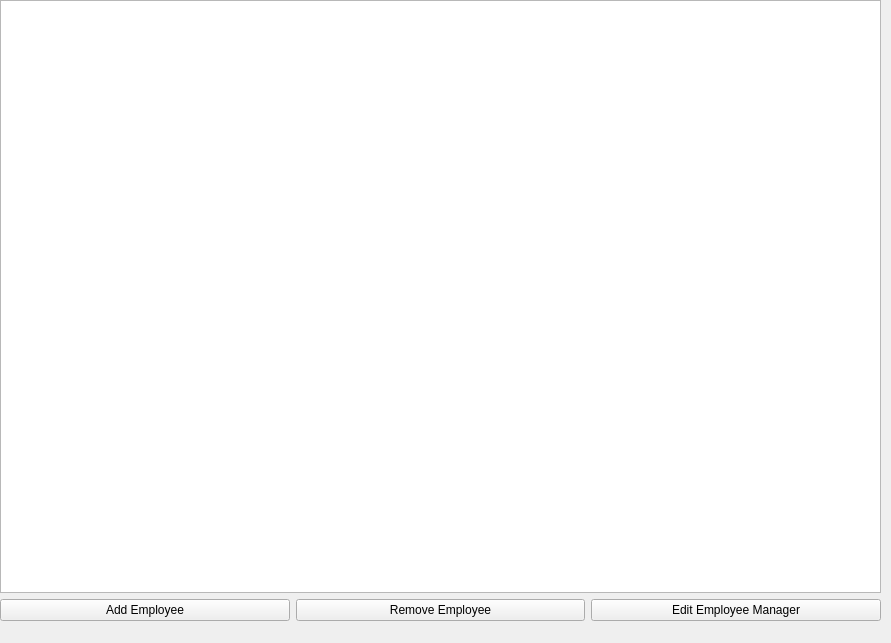
Above: forms/employees.ui from KaleTEvans/QTEmployeeTracker before the change. Below: the same form after it.
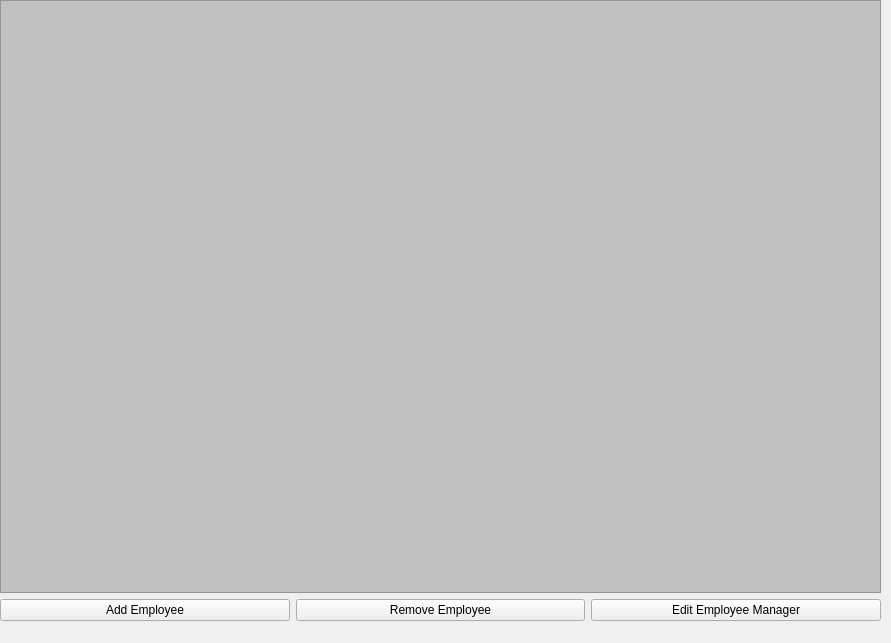
That is the form after the change.

Commit message: completed add employee functionality

Patch:
```diff
--- a/forms/employees.ui
+++ b/forms/employees.ui
@@ -13,7 +13,7 @@
   <property name="windowTitle">
    <string>Form</string>
   </property>
-  <widget class="QWidget" name="">
+  <widget class="QWidget" name="layoutWidget">
    <property name="geometry">
     <rect>
      <x>0</x>
@@ -25,6 +25,16 @@
    <layout class="QVBoxLayout" name="verticalLayout">
     <item>
      <widget class="QTableWidget" name="tableWidget">
+      <property name="styleSheet">
+       <string notr="true">QTableWidget {
+background-color: #C0C0C0;
+alternate-background-color: #606060;
+selection-background-color: #282828;
+}</string>
+      </property>
+      <property name="alternatingRowColors">
+       <bool>true</bool>
+      </property>
       <attribute name="horizontalHeaderCascadingSectionResizes">
        <bool>false</bool>
       </attribute>
```
Left out of the diff: 2 changed lines with no effect on the pictures. The commit also changes 6 other files.
